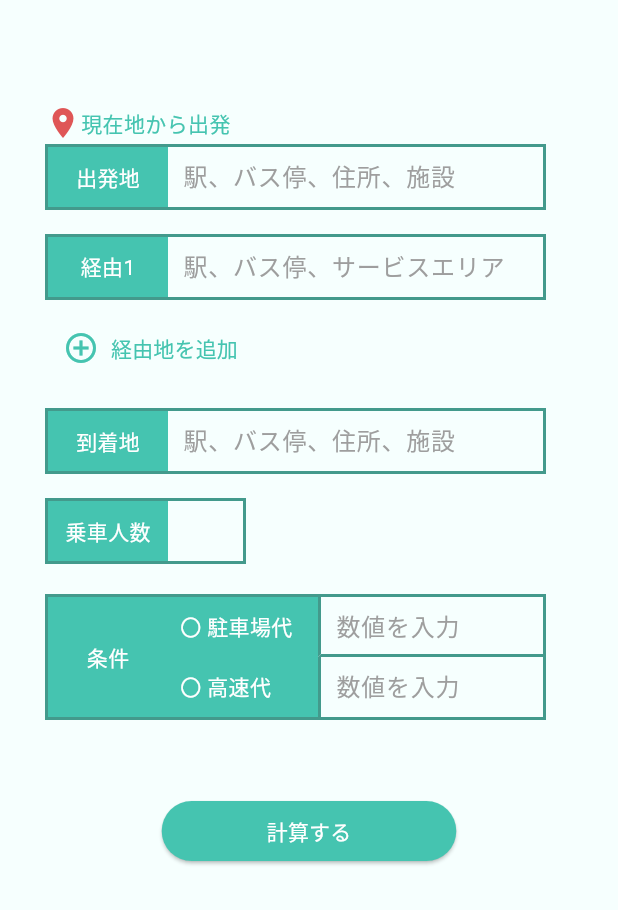
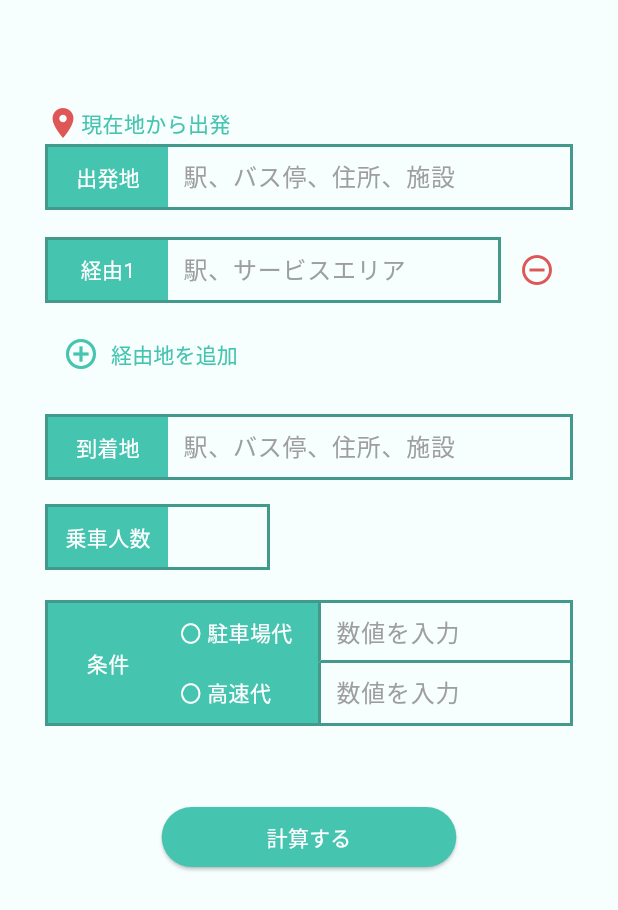
Before and after one commit to momomomomo0903/DrivePay, a Flutter app: the HomePage screen opened directly, on a phone screen of 412 x 824 dp. Shown: the top 910 px of the screen. Run offline on Flutter 3.47's test engine with Material 3 defaults, Android fonts, the phone set to English and light mode, and no system bars; our stand-ins replace geocoding, geolocator, google_maps_flutter, webview_flutter.

Commit message:
inputエリアのwidth調整(ios,android)

```diff
--- a/lib/UI/component/input_conditions.dart
+++ b/lib/UI/component/input_conditions.dart
@@ -13,7 +13,6 @@ class InputConditions extends StatelessWidget {
   @override
   Widget build(BuildContext context) {
     return Container(
-      width: 334,
       decoration: BoxDecoration(
         border: Border.all(color: Color(0xFF439A8C), width: 2),
       ),
@@ -28,7 +27,8 @@ class InputConditions extends StatelessWidget {
             alignment: Alignment.center,
             child: const Text('条件', style: TextStyle(color: Colors.white)),
           ),
-          Column(
+          Expanded(
+            child: Column(
               crossAxisAlignment: CrossAxisAlignment.start,
               children: [
                 _buildConditionRow('〇 駐車場代', parkingController),
@@ -38,6 +38,7 @@ class InputConditions extends StatelessWidget {
                   showBottomBorder: false,
                 ),
               ],
+            ),
           ),
         ],
       ),
@@ -59,16 +60,15 @@ class InputConditions extends StatelessWidget {
           alignment: Alignment.centerLeft,
           child: Text(label, style: const TextStyle(color: Colors.white)),
         ),
-        Container(
-          width: 150,
+        Flexible(
+          child: Container(
             height: 40,
             alignment: Alignment.center,
             decoration: BoxDecoration(
               color: Color(0xFFF6FFFE),
               border: Border(
                 left: BorderSide(color: Color(0xFF439A8C), width: 2),
-              bottom:
-                  showBottomBorder
+                bottom: showBottomBorder
                     ? BorderSide(color: Color(0xFF439A8C), width: 2)
                     : BorderSide.none,
               ),
@@ -85,6 +85,7 @@ class InputConditions extends StatelessWidget {
               ),
             ),
           ),
+        ),
       ],
     );
   }
--- a/lib/UI/component/input_text.dart
+++ b/lib/UI/component/input_text.dart
@@ -16,8 +16,9 @@ class InputText extends StatelessWidget {
 
   @override
   Widget build(BuildContext context) {
-    return Container(
-      width: width + 84,
+    return SizedBox(
+      width: width,
+      child: Container(
         decoration: BoxDecoration(
           border: Border.all(color: Color(0xFF439A8C), width: 2),
         ),
@@ -31,8 +32,8 @@ class InputText extends StatelessWidget {
               alignment: Alignment.center,
               child: Text(label, style: const TextStyle(color: Colors.white)),
             ),
-          Container(
-            width: width,
+            Expanded(
+              child: Container(
                 height: 40,
                 color: Color(0xFFF6FFFE),
                 alignment: Alignment.center,
@@ -47,7 +48,9 @@ class InputText extends StatelessWidget {
                   ),
                 ),
               ),
+            ),
           ],
+        ),
       ),
     );
   }
--- a/lib/UI/home.dart
+++ b/lib/UI/home.dart
@@ -69,8 +69,11 @@ class _HomePageState extends State<HomePage> {
   Widget build(BuildContext context) {
     return Scaffold(
       backgroundColor: Color(0xFFF6FFFE),
-      body: Padding(
+      resizeToAvoidBottomInset: true,
+      body: SafeArea(
+        child: SingleChildScrollView(
           padding: const EdgeInsets.only(top: 70.0, left: 30.0, right: 30.0),
+          clipBehavior: Clip.none,
           child: Column(
             crossAxisAlignment: CrossAxisAlignment.start,
 
@@ -92,7 +95,7 @@ class _HomePageState extends State<HomePage> {
               InputText(
                 label: '出発地',
                 hintText: '駅、バス停、住所、施設',
-              width: 250,
+                width: MediaQuery.of(context).size.width - 60,
                 controller: _fromController,
               ),
               const SizedBox(height: 16),
@@ -104,11 +107,28 @@ class _HomePageState extends State<HomePage> {
                 return Column(
                   crossAxisAlignment: CrossAxisAlignment.start,
                   children: [
-                  InputText(
+                    Row(
+                      children: [
+                        Expanded(
+                          child: InputText(
                             label: '経由${index + 1}',
-                    hintText: '駅、バス停、サービスエリア',
-                    width: 250,
+                            hintText: '駅、サービスエリア',
+                            width: MediaQuery.of(context).size.width - 100,
                             controller: controller,
+                          ),
+                        ),
+                        IconButton(
+                          icon: const Icon(
+                            Icons.remove_circle_outline,
+                            color: Color(0xFFdf5656),
+                          ),
+                          onPressed: () {
+                            setState(() {
+                              _viaControllers.removeAt(index);
+                            });
+                          },
+                        ),
+                      ],
                     ),
                     const SizedBox(height: 8),
                   ],
@@ -135,14 +155,14 @@ class _HomePageState extends State<HomePage> {
               InputText(
                 label: '到着地',
                 hintText: '駅、バス停、住所、施設',
-              width: 250,
+                width: MediaQuery.of(context).size.width - 60,
                 controller: _toController,
               ),
               const SizedBox(height: 16),
               InputText(
                 label: '乗車人数',
                 hintText: '',
-              width: 50,
+                width: 150,
                 controller: _numberController,
               ),
               const SizedBox(height: 20),
@@ -212,6 +232,7 @@ class _HomePageState extends State<HomePage> {
             ],
           ),
         ),
+      ),
     );
   }
 }
```
Lines whose indentation alone changed are shown as unchanged.
